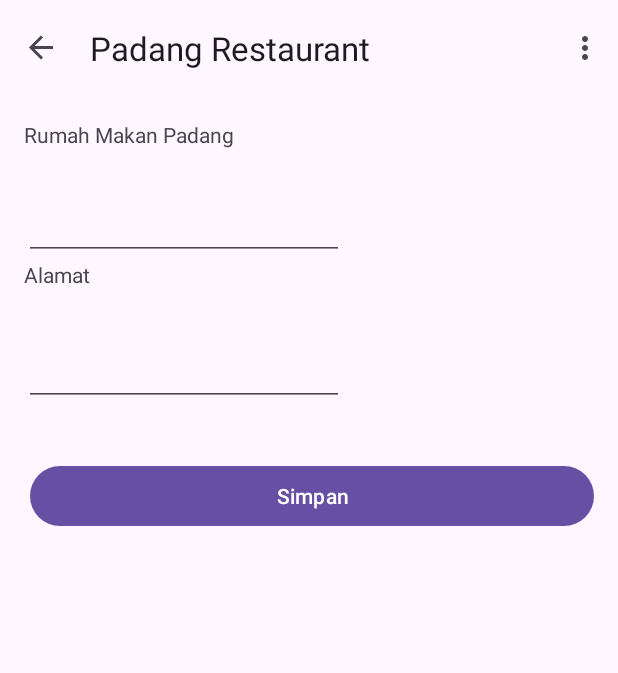
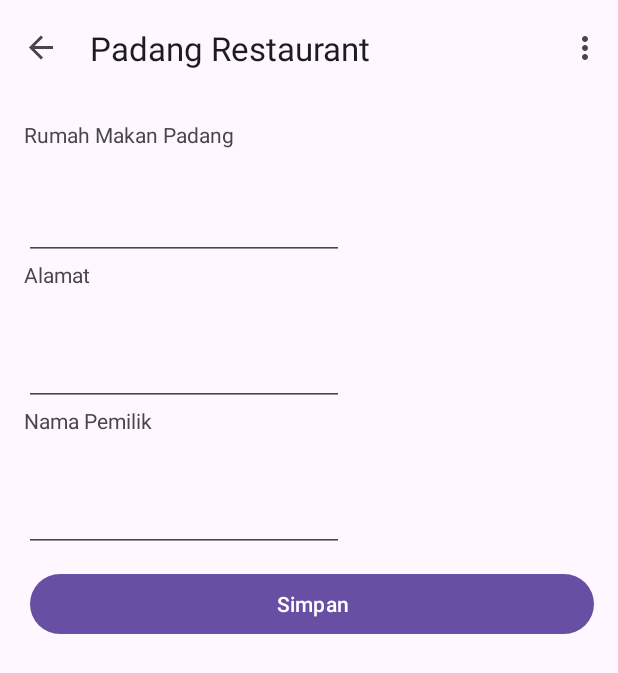
Before and after one commit to SuciWulan1004/RumahMakanPadang, an Android app: the SecondFragment screen opened through its navigation route, on a phone screen of 412 x 824 dp. Shown: the top 673 px of the screen. Run offline under Robolectric (Android 15) with nearby library versions, the phone set to English and light mode, and no system bars; our stand-ins replace navigation-ui; 3 statements that could not run were skipped.

Commit message:
menambah input

```diff
--- a/app/src/main/java/com/example/myapplication/model/Restaurant.kt
+++ b/app/src/main/java/com/example/myapplication/model/Restaurant.kt
@@ -12,5 +12,6 @@ data class Restaurant (
     @PrimaryKey(autoGenerate = true)
     val id: Int = 0,
     val name: String,
-    val address: String
+    val address: String,
+    val pemilik: String
 ) : Parcelable
--- a/app/src/main/java/com/example/myapplication/ui/RestaurantListAdapter.kt
+++ b/app/src/main/java/com/example/myapplication/ui/RestaurantListAdapter.kt
@@ -30,10 +30,11 @@ class RestaurantListAdapter(
     class RestaurantViewHolder(itemView: View): RecyclerView.ViewHolder(itemView) {
         private val nameTextView: TextView = itemView.findViewById(R.id.nameTextView)
         private val addressTextView: TextView = itemView.findViewById(R.id.addressTextView)
-
+        private val pemilikTextView: TextView = itemView.findViewById(R.id.pemilikEditText)
         fun bind(restaurant: Restaurant?) {
             nameTextView.text = restaurant?.name
             addressTextView.text = restaurant?.address
+            pemilikTextView.text = restaurant?.pemilik
         }
 
         companion object {
--- a/app/src/main/java/com/example/myapplication/ui/SecondFragment.kt
+++ b/app/src/main/java/com/example/myapplication/ui/SecondFragment.kt
@@ -54,22 +54,25 @@ class SecondFragment : Fragment() {
             binding.buttonSecond.text = "ubah"
             binding.nameEditText.setText(restaurant?.name)
             binding.addressEditText.setText(restaurant?.address)
+            binding.pemilikEditText.setText(restaurant?.pemilik)
         }
         val name = binding.nameEditText.text
         val address = binding.addressEditText.text
+        val pemilik = binding.pemilikEditText.text
         binding.buttonSecond.setOnClickListener {
             if (name.isEmpty()) {
                 Toast.makeText(context, "Nama tidak boleh kosong", Toast.LENGTH_SHORT).show()
             } else if (address.isEmpty()){
                     Toast.makeText(context, "Alamat tidak boleh kosong", Toast.LENGTH_SHORT).show()
-
+            } else if (pemilik.isEmpty()){
+                Toast.makeText(context, "Nama Pemilik tidak boleh kosong", Toast.LENGTH_SHORT).show()
             } else {
                 if ( restaurant == null){
-                    val restaurant = Restaurant (0, name.toString(), address.toString())
+                    val restaurant = Restaurant (0, name.toString(), address.toString(), pemilik.toString())
                     RestaurantViewModel.insert(restaurant)
 
                 } else{
-                    val restaurant = Restaurant (restaurant?.id!!, name.toString(), address.toString())
+                    val restaurant = Restaurant (restaurant?.id!!, name.toString(), address.toString(), pemilik.toString())
                     RestaurantViewModel.update(restaurant)
                 }
                 findNavController().popBackStack()
--- a/app/src/main/res/layout/fragment_second.xml
+++ b/app/src/main/res/layout/fragment_second.xml
@@ -10,6 +10,16 @@
         android:layout_width="match_parent"
         android:layout_height="match_parent"
         android:padding="16dp">
+
+        <TextView
+            android:id="@+id/textView3"
+            android:layout_width="154dp"
+            android:layout_height="52dp"
+            android:text="Nama Pemilik"
+            app:layout_constraintEnd_toEndOf="@+id/nameEditText"
+            app:layout_constraintHorizontal_bias="0.0"
+            app:layout_constraintStart_toStartOf="@+id/addressEditText"
+            app:layout_constraintTop_toBottomOf="@+id/addressEditText" />
 
         <EditText
             android:id="@+id/addressEditText"
@@ -54,9 +64,9 @@
         <LinearLayout
             android:layout_width="match_parent"
             android:layout_height="wrap_content"
-            android:layout_marginTop="36dp"
+            android:layout_marginTop="108dp"
             app:layout_constraintEnd_toEndOf="@+id/addressEditText"
-            app:layout_constraintHorizontal_bias="1.0"
+            app:layout_constraintHorizontal_bias="0.153"
             app:layout_constraintStart_toStartOf="@+id/addressEditText"
             app:layout_constraintTop_toBottomOf="@+id/addressEditText">
 
@@ -64,20 +74,29 @@
                 android:id="@+id/deleteButton"
                 android:layout_width="wrap_content"
                 android:layout_height="wrap_content"
+                android:layout_marginStart="4dp"
                 android:layout_weight="1"
-                android:layout_marginStart="4dp"
-                android:visibility="gone"
-                android:text="Hapus" />
+                android:text="Hapus"
+                android:visibility="gone" />
+
             <Button
                 android:id="@+id/button_second"
                 android:layout_width="wrap_content"
                 android:layout_height="wrap_content"
+                android:layout_marginStart="4dp"
                 android:layout_weight="1"
-                android:layout_marginStart="4dp"
-                android:text="@string/save"
-                 />
+                android:text="@string/save" />
 
         </LinearLayout>
+
+        <EditText
+            android:id="@+id/pemilikEditText"
+            android:layout_width="wrap_content"
+            android:layout_height="wrap_content"
+            android:ems="10"
+            android:inputType="text"
+            app:layout_constraintStart_toStartOf="@+id/textView3"
+            app:layout_constraintTop_toBottomOf="@+id/textView3" />
 
 
     </androidx.constraintlayout.widget.ConstraintLayout>
```
